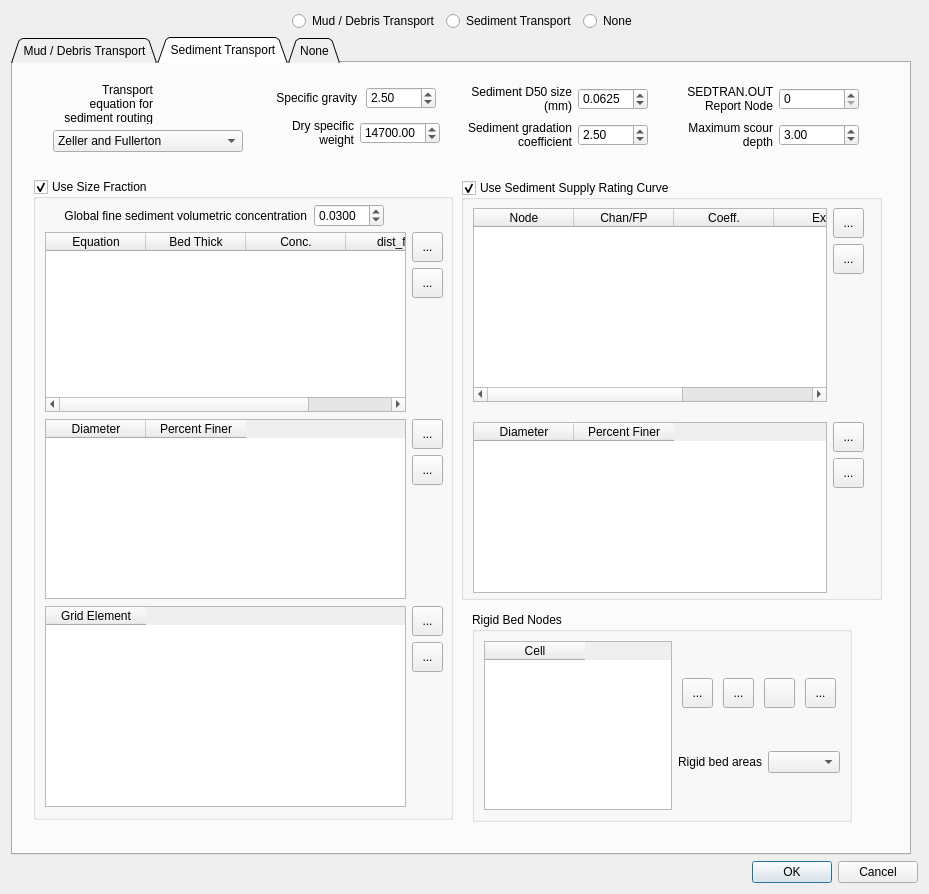
First picture: the form in flo2d/ui/mud_and_sediment.ui, repository FLO-2DSoftware/qgis-flo-2d-plugin, before the edit.
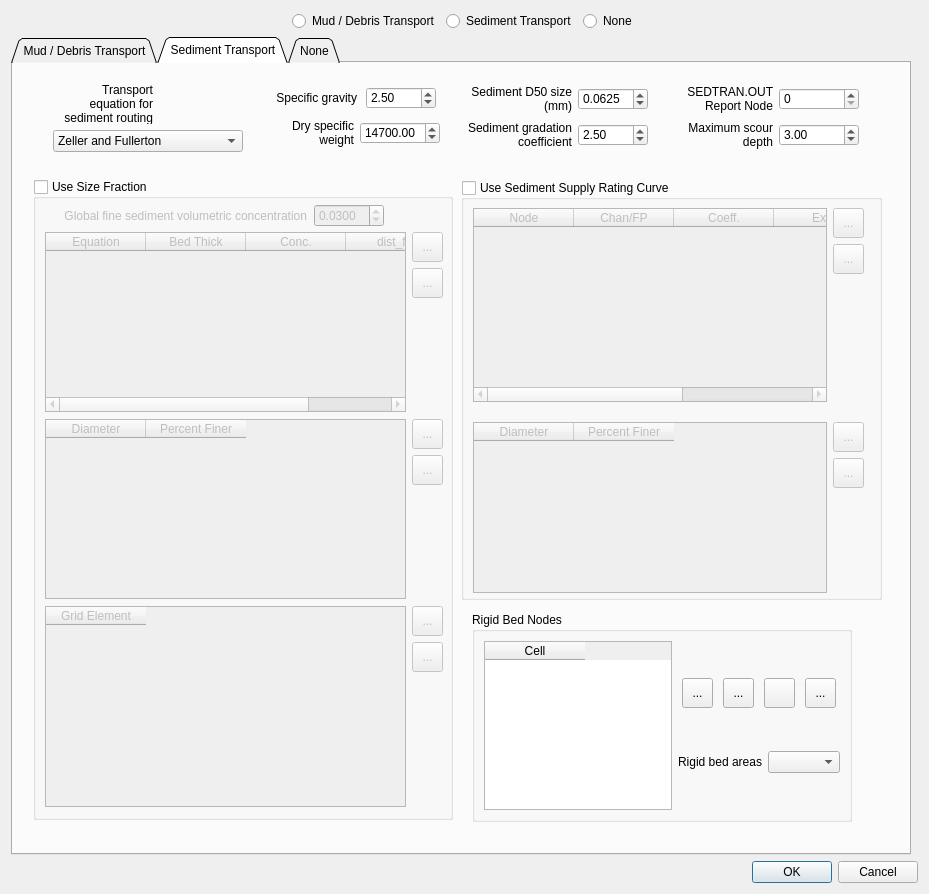
Second picture: the form after the edit. The open tabs and pages were chosen to show the change. Icons and pictures are not drawn.

Commit message: MUD check IDEBRV switch before writing line 5 of .MUD

Patch:
```diff
--- a/flo2d/ui/mud_and_sediment.ui
+++ b/flo2d/ui/mud_and_sediment.ui
@@ -829,7 +829,7 @@
            <bool>true</bool>
           </property>
           <property name="checked">
-           <bool>true</bool>
+           <bool>false</bool>
           </property>
           <widget class="QWidget" name="layoutWidget">
            <property name="geometry">
@@ -1134,7 +1134,7 @@
            <bool>true</bool>
           </property>
           <property name="checked">
-           <bool>true</bool>
+           <bool>false</bool>
           </property>
           <widget class="QWidget" name="layoutWidget">
            <property name="geometry">
```
Left out of the diff: 5 changed lines with no effect on the pictures. The commit also changes 1 other file.
